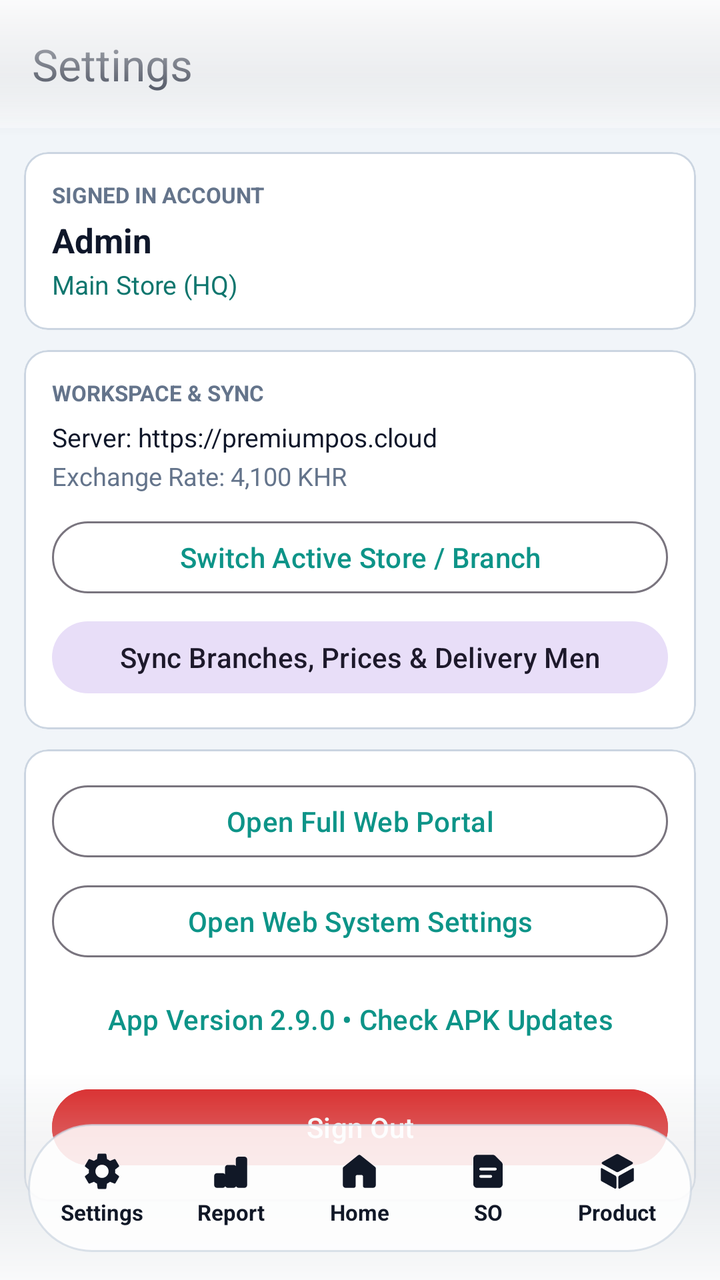
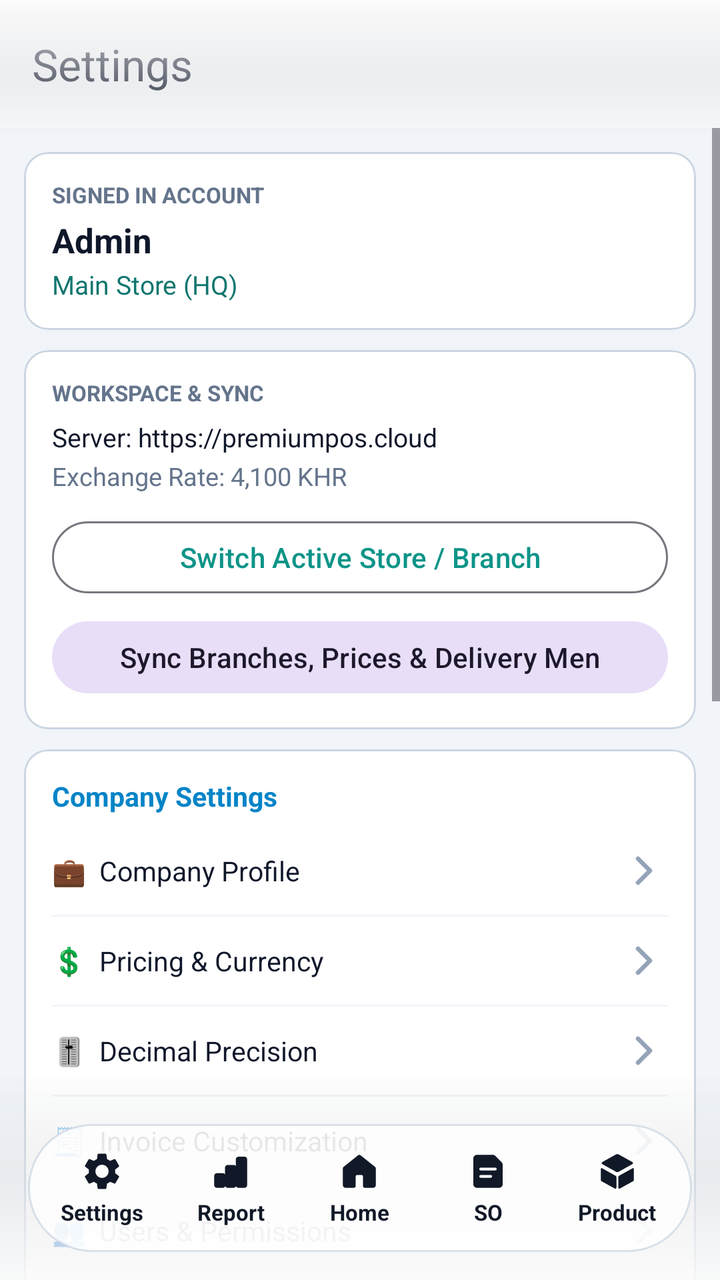

The first picture is an Android layout as it rendered before a commit; the second is the same layout after the commit. The layout source and the unified diff follow.
<!-- AndroidManifest.xml: application theme Theme.InFlowPremium -->
<!-- res/layout/activity_app_settings.xml -->
<?xml version="1.0" encoding="utf-8"?>
<androidx.coordinatorlayout.widget.CoordinatorLayout xmlns:android="http://schemas.android.com/apk/res/android"
    xmlns:app="http://schemas.android.com/apk/res-auto"
    android:layout_width="match_parent"
    android:layout_height="match_parent"
    android:background="@color/background"
    android:clipChildren="false"
    android:clipToPadding="false">

    <com.google.android.material.appbar.AppBarLayout
        android:id="@+id/appBar"
        android:layout_width="match_parent"
        android:layout_height="wrap_content"
        android:background="@android:color/transparent"
        app:elevation="0dp">

        <LinearLayout
            android:id="@+id/topHeader"
            android:layout_width="match_parent"
            android:layout_height="wrap_content"
            android:background="#F8FAFC"
            android:orientation="vertical"
            app:layout_scrollFlags="scroll|enterAlways|snap">

            <com.google.android.material.appbar.MaterialToolbar
                android:id="@+id/toolbar"
                android:layout_width="match_parent"
                android:layout_height="?attr/actionBarSize"
                app:subtitleTextColor="#0F766E"
                app:title="Settings"
                app:titleTextColor="#0F172A" />
        </LinearLayout>
    </com.google.android.material.appbar.AppBarLayout>

    <ScrollView
        android:id="@+id/scrollSettings"
        android:layout_width="match_parent"
        android:layout_height="match_parent"
        android:clipToPadding="false"
        android:paddingBottom="104dp"
        app:layout_behavior="@string/appbar_scrolling_view_behavior">

        <LinearLayout
            android:layout_width="match_parent"
            android:layout_height="wrap_content"
            android:orientation="vertical"
            android:padding="12dp">

            
            <com.google.android.material.card.MaterialCardView
                android:layout_width="match_parent"
                android:layout_height="wrap_content"
                app:cardBackgroundColor="@color/white"
                app:cardCornerRadius="12dp"
                app:strokeColor="@color/border"
                app:strokeWidth="1dp">

                <LinearLayout
                    android:layout_width="match_parent"
                    android:layout_height="wrap_content"
                    android:orientation="vertical"
                    android:padding="14dp">

                    <TextView
                        android:layout_width="wrap_content"
                        android:layout_height="wrap_content"
                        android:text="SIGNED IN ACCOUNT"
                        android:textColor="@color/gray"
                        android:textSize="11sp"
                        android:textStyle="bold" />

                    <TextView
                        android:id="@+id/tvSettingUser"
                        android:layout_width="wrap_content"
                        android:layout_height="wrap_content"
                        android:layout_marginTop="4dp"
                        android:text="Admin"
                        android:textColor="@color/black"
                        android:textSize="17sp"
                        android:textStyle="bold" />

                    <TextView
                        android:id="@+id/tvSettingRole"
                        android:layout_width="wrap_content"
                        android:layout_height="wrap_content"
                        android:layout_marginTop="2dp"
                        android:text="Main Store (HQ)"
                        android:textColor="@color/primary_dark"
                        android:textSize="13sp" />
                </LinearLayout>
            </com.google.android.material.card.MaterialCardView>

            
            <com.google.android.material.card.MaterialCardView
                android:layout_width="match_parent"
                android:layout_height="wrap_content"
                android:layout_marginTop="10dp"
                app:cardBackgroundColor="@color/white"
                app:cardCornerRadius="12dp"
                app:strokeColor="@color/border"
                app:strokeWidth="1dp">

                <LinearLayout
                    android:layout_width="match_parent"
                    android:layout_height="wrap_content"
                    android:orientation="vertical"
                    android:padding="14dp">

                    <TextView
                        android:layout_width="wrap_content"
                        android:layout_height="wrap_content"
                        android:text="WORKSPACE &amp; SYNC"
                        android:textColor="@color/gray"
                        android:textSize="11sp"
                        android:textStyle="bold" />

                    <TextView
                        android:id="@+id/tvSettingServer"
                        android:layout_width="wrap_content"
                        android:layout_height="wrap_content"
                        android:layout_marginTop="6dp"
                        android:text="Server: https://premiumpos.cloud"
                        android:textColor="@color/black"
                        android:textSize="13sp" />

                    <TextView
                        android:id="@+id/tvSettingRate"
                        android:layout_width="wrap_content"
                        android:layout_height="wrap_content"
                        android:layout_marginTop="2dp"
                        android:text="Exchange Rate: 4,100 KHR"
                        android:textColor="@color/gray"
                        android:textSize="12.5sp" />

                    <com.google.android.material.button.MaterialButton
                        android:id="@+id/btnSettingBranch"
                        style="@style/Widget.Material3.Button.OutlinedButton"
                        android:layout_width="match_parent"
                        android:layout_height="44dp"
                        android:layout_marginTop="10dp"
                        android:text="Switch Active Store / Branch" />

                    <com.google.android.material.button.MaterialButton
                        android:id="@+id/btnSettingSync"
                        style="@style/Widget.Material3.Button.TonalButton"
                        android:layout_width="match_parent"
                        android:layout_height="44dp"
                        android:layout_marginTop="6dp"
                        android:text="Sync Branches, Prices &amp; Delivery Men" />
                </LinearLayout>
            </com.google.android.material.card.MaterialCardView>

            
            <com.google.android.material.card.MaterialCardView
                android:layout_width="match_parent"
                android:layout_height="wrap_content"
                android:layout_marginTop="10dp"
                app:cardBackgroundColor="@color/white"
                app:cardCornerRadius="12dp"
                app:strokeColor="@color/border"
                app:strokeWidth="1dp">

                <LinearLayout
                    android:layout_width="match_parent"
                    android:layout_height="wrap_content"
                    android:orientation="vertical"
                    android:padding="14dp">

                    <com.google.android.material.button.MaterialButton
                        android:id="@+id/btnOpenWebPortal"
                        style="@style/Widget.Material3.Button.OutlinedButton"
                        android:layout_width="match_parent"
                        android:layout_height="44dp"
                        android:text="Open Full Web Portal" />

                    <com.google.android.material.button.MaterialButton
                        android:id="@+id/btnOpenWebSettings"
                        style="@style/Widget.Material3.Button.OutlinedButton"
                        android:layout_width="match_parent"
                        android:layout_height="44dp"
                        android:layout_marginTop="6dp"
                        android:text="Open Web System Settings" />

                    <com.google.android.material.button.MaterialButton
                        android:id="@+id/btnCheckUpdate"
                        style="@style/Widget.Material3.Button.TextButton"
                        android:layout_width="match_parent"
                        android:layout_height="42dp"
                        android:layout_marginTop="6dp"
                        android:text="App Version 2.9.0 • Check APK Updates" />

                    <com.google.android.material.button.MaterialButton
                        android:id="@+id/btnSignOut"
                        android:layout_width="match_parent"
                        android:layout_height="46dp"
                        android:layout_marginTop="10dp"
                        android:backgroundTint="@color/cancel_red"
                        android:text="Sign Out"
                        android:textColor="@color/white" />
                </LinearLayout>
            </com.google.android.material.card.MaterialCardView>

        </LinearLayout>
    </ScrollView>

    <View
        android:id="@+id/topScrim"
        android:layout_width="match_parent"
        android:layout_height="68dp"
        android:layout_gravity="top"
        android:background="@drawable/bg_top_glow_scrim" />

    <View
        android:id="@+id/bottomScrim"
        android:layout_width="match_parent"
        android:layout_height="104dp"
        android:layout_gravity="bottom"
        android:background="@drawable/bg_bottom_glow_scrim" />

    <include
        android:id="@+id/bottomNav"
        layout="@layout/view_bottom_nav" />

</androidx.coordinatorlayout.widget.CoordinatorLayout>
<!-- res/layout/view_bottom_nav.xml (included above) -->
<?xml version="1.0" encoding="utf-8"?>
<FrameLayout xmlns:android="http://schemas.android.com/apk/res/android"
    xmlns:app="http://schemas.android.com/apk/res-auto"
    android:layout_width="match_parent"
    android:layout_height="wrap_content"
    android:layout_gravity="bottom"
    android:background="@android:color/transparent"
    android:paddingHorizontal="14dp"
    android:paddingTop="4dp"
    android:paddingBottom="14dp">

    
    <LinearLayout
        android:layout_width="match_parent"
        android:layout_height="64dp"
        android:background="@drawable/bg_nav_capsule"
        android:baselineAligned="false"
        android:elevation="12dp"
        android:gravity="center_vertical"
        android:orientation="horizontal"
        android:padding="5dp">

        
        <LinearLayout
            android:id="@+id/navTabSettings"
            android:layout_width="0dp"
            android:layout_height="match_parent"
            android:layout_weight="1"
            android:clickable="true"
            android:focusable="true"
            android:gravity="center"
            android:orientation="vertical">

            <ImageView
                android:id="@+id/ivNavSettings"
                android:layout_width="22dp"
                android:layout_height="22dp"
                android:contentDescription="Settings"
                android:src="@drawable/ic_nav_settings"
                app:tint="#111827" />

            <TextView
                android:id="@+id/tvNavSettings"
                android:layout_width="wrap_content"
                android:layout_height="wrap_content"
                android:layout_marginTop="2dp"
                android:text="Settings"
                android:textColor="#111827"
                android:textSize="11sp"
                android:textStyle="bold" />
        </LinearLayout>

        
        <LinearLayout
            android:id="@+id/navTabReport"
            android:layout_width="0dp"
            android:layout_height="match_parent"
            android:layout_weight="1"
            android:clickable="true"
            android:focusable="true"
            android:gravity="center"
            android:orientation="vertical">

            <ImageView
                android:id="@+id/ivNavReport"
                android:layout_width="22dp"
                android:layout_height="22dp"
                android:contentDescription="Report"
                android:src="@drawable/ic_nav_report"
                app:tint="#111827" />

            <TextView
                android:id="@+id/tvNavReport"
                android:layout_width="wrap_content"
                android:layout_height="wrap_content"
                android:layout_marginTop="2dp"
                android:text="Report"
                android:textColor="#111827"
                android:textSize="11sp"
                android:textStyle="bold" />
        </LinearLayout>

        
        <LinearLayout
            android:id="@+id/navTabHome"
            android:layout_width="0dp"
            android:layout_height="match_parent"
            android:layout_weight="1"
            android:clickable="true"
            android:focusable="true"
            android:gravity="center"
            android:orientation="vertical">

            <ImageView
                android:id="@+id/ivNavHome"
                android:layout_width="22dp"
                android:layout_height="22dp"
                android:contentDescription="Home"
                android:src="@drawable/ic_nav_home"
                app:tint="#111827" />

            <TextView
                android:id="@+id/tvNavHome"
                android:layout_width="wrap_content"
                android:layout_height="wrap_content"
                android:layout_marginTop="2dp"
                android:text="Home"
                android:textColor="#111827"
                android:textSize="11sp"
                android:textStyle="bold" />
        </LinearLayout>

        
        <LinearLayout
            android:id="@+id/navTabSo"
            android:layout_width="0dp"
            android:layout_height="match_parent"
            android:layout_weight="1"
            android:clickable="true"
            android:focusable="true"
            android:gravity="center"
            android:orientation="vertical">

            <ImageView
                android:id="@+id/ivNavSo"
                android:layout_width="22dp"
                android:layout_height="22dp"
                android:contentDescription="Sales Orders"
                android:src="@drawable/ic_nav_so"
                app:tint="#111827" />

            <TextView
                android:id="@+id/tvNavSo"
                android:layout_width="wrap_content"
                android:layout_height="wrap_content"
                android:layout_marginTop="2dp"
                android:text="SO"
                android:textColor="#111827"
                android:textSize="11sp"
                android:textStyle="bold" />
        </LinearLayout>

        
        <LinearLayout
            android:id="@+id/navTabProduct"
            android:layout_width="0dp"
            android:layout_height="match_parent"
            android:layout_weight="1"
            android:clickable="true"
            android:focusable="true"
            android:gravity="center"
            android:orientation="vertical">

            <ImageView
                android:id="@+id/ivNavProduct"
                android:layout_width="22dp"
                android:layout_height="22dp"
                android:contentDescription="Product"
                android:src="@drawable/ic_nav_product"
                app:tint="#111827" />

            <TextView
                android:id="@+id/tvNavProduct"
                android:layout_width="wrap_content"
                android:layout_height="wrap_content"
                android:layout_marginTop="2dp"
                android:text="Product"
                android:textColor="#111827"
                android:textSize="11sp"
                android:textStyle="bold" />
        </LinearLayout>

    </LinearLayout>
</FrameLayout>
<!-- resources referenced by this layout -->
<resources>
  <color name="background">#F1F5F9</color>
  <color name="black">#0F172A</color>
  <color name="border">#CBD5E1</color>
  <color name="cancel_red">#DC2626</color>
  <color name="gray">#64748B</color>
  <color name="primary_dark">#0F766E</color>
  <color name="white">#FFFFFF</color>
  <!-- drawable bg_nav_capsule (drawable) -->
  <?xml version="1.0" encoding="utf-8"?>
  <shape xmlns:android="http://schemas.android.com/apk/res/android"
      android:shape="rectangle">
      <solid android:color="#DBFFFFFF" />
      <stroke
          android:width="1dp"
          android:color="#B0CBD5E1" />
      <corners android:radius="999dp" />
  </shape>
  <!-- drawable ic_nav_home (drawable) -->
  <?xml version="1.0" encoding="utf-8"?>
  <vector xmlns:android="http://schemas.android.com/apk/res/android"
      android:width="24dp"
      android:height="24dp"
      android:viewportWidth="24"
      android:viewportHeight="24">
      <path
          android:fillColor="#FFFFFFFF"
          android:pathData="M11.35,3.22c0.38,-0.3 0.92,-0.3 1.3,0l8,6.4C20.87,9.8 21,10.07 21,10.35V19.5c0,0.83 -0.67,1.5 -1.5,1.5H15c-0.55,0 -1,-0.45 -1,-1v-5.2c0,-0.44 -0.36,-0.8 -0.8,-0.8h-2.4c-0.44,0 -0.8,0.36 -0.8,0.8V20c0,0.55 -0.45,1 -1,1H4.5C3.67,21 3,20.33 3,19.5v-9.15c0,-0.28 0.13,-0.55 0.35,-0.73L11.35,3.22z" />
  </vector>
  <!-- drawable ic_nav_report (drawable) -->
  <?xml version="1.0" encoding="utf-8"?>
  <vector xmlns:android="http://schemas.android.com/apk/res/android"
      android:width="24dp"
      android:height="24dp"
      android:viewportWidth="24"
      android:viewportHeight="24">
      <path
          android:fillColor="#FFFFFFFF"
          android:pathData="M4.5,13h3.2c0.83,0 1.5,0.67 1.5,1.5v5c0,0.83 -0.67,1.5 -1.5,1.5H4.5C3.67,21 3,20.33 3,19.5v-5C3,13.67 3.67,13 4.5,13zM10.4,8.5h3.2c0.83,0 1.5,0.67 1.5,1.5v9.5c0,0.83 -0.67,1.5 -1.5,1.5h-3.2c-0.83,0 -1.5,-0.67 -1.5,-1.5V10C8.9,9.17 9.57,8.5 10.4,8.5zM16.3,4h3.2C20.33,4 21,4.67 21,5.5v14c0,0.83 -0.67,1.5 -1.5,1.5h-3.2c-0.83,0 -1.5,-0.67 -1.5,-1.5v-14C14.8,4.67 15.47,4 16.3,4z" />
  </vector>
  <!-- drawable ic_nav_so (drawable) -->
  <?xml version="1.0" encoding="utf-8"?>
  <vector xmlns:android="http://schemas.android.com/apk/res/android"
      android:width="24dp"
      android:height="24dp"
      android:viewportWidth="24"
      android:viewportHeight="24">
      <path
          android:fillColor="#FFFFFFFF"
          android:pathData="M6,3h8.59c0.53,0 1.04,0.21 1.41,0.59l3.41,3.41C19.79,7.37 20,7.88 20,8.41V19c0,1.1 -0.9,2 -2,2H6c-1.1,0 -2,-0.9 -2,-2V5C4,3.9 4.9,3 6,3zM8,11.5h8c0.41,0 0.75,-0.34 0.75,-0.75S16.41,10 16,10H8c-0.41,0 -0.75,0.34 -0.75,0.75S7.59,11.5 8,11.5zM8,15.5h5.5c0.41,0 0.75,-0.34 0.75,-0.75S13.91,14 13.5,14H8c-0.41,0 -0.75,0.34 -0.75,0.75S7.59,15.5 8,15.5z" />
  </vector>
  <color name="primary">#0D9488</color>
  <color name="accent">#10B981</color>
  <!-- unchanged entries left out for length: 5 -->
</resources>

<!-- the commit's change to res/layout/activity_app_settings.xml (unified diff, before → after) -->
@@ -164,6 +164,228 @@
                     android:layout_width="match_parent"
                     android:layout_height="wrap_content"
                     android:orientation="vertical"
+                    android:paddingVertical="6dp">
+
+                    <TextView
+                        android:layout_width="match_parent"
+                        android:layout_height="wrap_content"
+                        android:paddingHorizontal="14dp"
+                        android:paddingTop="8dp"
+                        android:paddingBottom="6dp"
+                        android:text="Company Settings"
+                        android:textColor="#0284C7"
+                        android:textSize="13.5sp"
+                        android:textStyle="bold" />
+
+                    <TextView
+                        android:id="@+id/rowCompanyProfile"
+                        android:layout_width="match_parent"
+                        android:layout_height="44dp"
+                        android:background="?attr/selectableItemBackground"
+                        android:drawableEnd="@drawable/ic_chevron_right"
+                        android:gravity="center_vertical"
+                        android:paddingHorizontal="14dp"
+                        android:text="💼  Company Profile"
+                        android:textColor="#0F172A"
+                        android:textSize="13.5sp" />
+
+                    <View android:layout_width="match_parent" android:layout_height="1dp" android:layout_marginHorizontal="14dp" android:background="#F1F5F9" />
+
+                    <TextView
+                        android:id="@+id/rowPricingCurrency"
+                        android:layout_width="match_parent"
+                        android:layout_height="44dp"
+                        android:background="?attr/selectableItemBackground"
+                        android:drawableEnd="@drawable/ic_chevron_right"
+                        android:gravity="center_vertical"
+                        android:paddingHorizontal="14dp"
+                        android:text="💲  Pricing &amp; Currency"
+                        android:textColor="#0F172A"
+                        android:textSize="13.5sp" />
+
+                    <View android:layout_width="match_parent" android:layout_height="1dp" android:layout_marginHorizontal="14dp" android:background="#F1F5F9" />
+
+                    <TextView
+                        android:id="@+id/rowDecimalPrecision"
+                        android:layout_width="match_parent"
+                        android:layout_height="44dp"
+                        android:background="?attr/selectableItemBackground"
+                        android:drawableEnd="@drawable/ic_chevron_right"
+                        android:gravity="center_vertical"
+                        android:paddingHorizontal="14dp"
+                        android:text="🎚  Decimal Precision"
+                        android:textColor="#0F172A"
+                        android:textSize="13.5sp" />
+
+                    <View android:layout_width="match_parent" android:layout_height="1dp" android:layout_marginHorizontal="14dp" android:background="#F1F5F9" />
+
+                    <TextView
+                        android:id="@+id/rowInvoiceCustom"
+                        android:layout_width="match_parent"
+                        android:layout_height="44dp"
+                        android:background="?attr/selectableItemBackground"
+                        android:drawableEnd="@drawable/ic_chevron_right"
+                        android:gravity="center_vertical"
+                        android:paddingHorizontal="14dp"
+                        android:text="🧾  Invoice Customization"
+                        android:textColor="#0F172A"
+                        android:textSize="13.5sp" />
+
+                    <View android:id="@+id/divUsersPerms" android:layout_width="match_parent" android:layout_height="1dp" android:layout_marginHorizontal="14dp" android:background="#F1F5F9" />
+
+                    <TextView
+                        android:id="@+id/rowUsersPerms"
+                        android:layout_width="match_parent"
+                        android:layout_height="44dp"
+                        android:background="?attr/selectableItemBackground"
+                        android:drawableEnd="@drawable/ic_chevron_right"
+                        android:gravity="center_vertical"
+                        android:paddingHorizontal="14dp"
+                        android:text="👥  Users &amp; Permissions"
+                        android:textColor="#0F172A"
+                        android:textSize="13.5sp" />
+
+                    <View android:layout_width="match_parent" android:layout_height="1dp" android:layout_marginHorizontal="14dp" android:background="#F1F5F9" />
+
+                    <TextView
+                        android:id="@+id/rowImportExport"
+                        android:layout_width="match_parent"
+                        android:layout_height="44dp"
+                        android:background="?attr/selectableItemBackground"
+                        android:drawableEnd="@drawable/ic_chevron_right"
+                        android:gravity="center_vertical"
+                        android:paddingHorizontal="14dp"
+                        android:text="⬇  Import &amp; Export Data"
+                        android:textColor="#0F172A"
+                        android:textSize="13.5sp" />
+
+                    <View android:layout_width="match_parent" android:layout_height="1dp" android:layout_marginHorizontal="14dp" android:background="#F1F5F9" />
+
+                    <TextView
+                        android:id="@+id/rowBackupSql"
+                        android:layout_width="match_parent"
+                        android:layout_height="44dp"
+                        android:background="?attr/selectableItemBackground"
+                        android:drawableEnd="@drawable/ic_chevron_right"
+                        android:gravity="center_vertical"
+                        android:paddingHorizontal="14dp"
+                        android:text="💾  Backup &amp; Restore (.sql)"
+                        android:textColor="#0F172A"
+                        android:textSize="13.5sp" />
+                </LinearLayout>
+            </com.google.android.material.card.MaterialCardView>
+
+            
+            <com.google.android.material.card.MaterialCardView
+                android:layout_width="match_parent"
+                android:layout_height="wrap_content"
+                android:layout_marginTop="10dp"
+                app:cardBackgroundColor="@color/white"
+                app:cardCornerRadius="12dp"
+                app:strokeColor="@color/border"
+                app:strokeWidth="1dp">
+
+                <LinearLayout
+                    android:layout_width="match_parent"
+                    android:layout_height="wrap_content"
+                    android:orientation="vertical"
+                    android:paddingVertical="6dp">
+
+                    <TextView
+                        android:layout_width="match_parent"
+                        android:layout_height="wrap_content"
+                        android:paddingHorizontal="14dp"
+                        android:paddingTop="8dp"
+                        android:paddingBottom="6dp"
+                        android:text="System Preferences"
+                        android:textColor="#0284C7"
+                        android:textSize="13.5sp"
+                        android:textStyle="bold" />
+
+                    <TextView
+                        android:id="@+id/rowLocations"
+                        android:layout_width="match_parent"
+                        android:layout_height="44dp"
+                        android:background="?attr/selectableItemBackground"
+                        android:drawableEnd="@drawable/ic_chevron_right"
+                        android:gravity="center_vertical"
+                        android:paddingHorizontal="14dp"
+                        android:text="📍  Locations &amp; Warehouses"
+                        android:textColor="#0F172A"
+                        android:textSize="13.5sp" />
+
+                    <View android:layout_width="match_parent" android:layout_height="1dp" android:layout_marginHorizontal="14dp" android:background="#F1F5F9" />
+
+                    <TextView
+                        android:id="@+id/rowCategories"
+                        android:layout_width="match_parent"
+                        android:layout_height="44dp"
+                        android:background="?attr/selectableItemBackground"
+                        android:drawableEnd="@drawable/ic_chevron_right"
+                        android:gravity="center_vertical"
+                        android:paddingHorizontal="14dp"
+                        android:text="📁  Categories"
+                        android:textColor="#0F172A"
+                        android:textSize="13.5sp" />
+
+                    <View android:layout_width="match_parent" android:layout_height="1dp" android:layout_marginHorizontal="14dp" android:background="#F1F5F9" />
+
+                    <TextView
+                        android:id="@+id/rowImportWizard"
+                        android:layout_width="match_parent"
+                        android:layout_height="44dp"
+                        android:background="?attr/selectableItemBackground"
+                        android:drawableEnd="@drawable/ic_chevron_right"
+                        android:gravity="center_vertical"
+                        android:paddingHorizontal="14dp"
+                        android:text="📥  Import Data Wizard"
+                        android:textColor="#0F172A"
+                        android:textSize="13.5sp" />
+
+                    <View android:layout_width="match_parent" android:layout_height="1dp" android:layout_marginHorizontal="14dp" android:background="#F1F5F9" />
+
+                    <TextView
+                        android:id="@+id/rowExportCenter"
+                        android:layout_width="match_parent"
+                        android:layout_height="44dp"
+                        android:background="?attr/selectableItemBackground"
+                        android:drawableEnd="@drawable/ic_chevron_right"
+                        android:gravity="center_vertical"
+                        android:paddingHorizontal="14dp"
+                        android:text="📤  Export Data Center"
+                        android:textColor="#0F172A"
+                        android:textSize="13.5sp" />
+
+                    <View android:layout_width="match_parent" android:layout_height="1dp" android:layout_marginHorizontal="14dp" android:background="#F1F5F9" />
+
+                    <TextView
+                        android:id="@+id/rowSqlMigration"
+                        android:layout_width="match_parent"
+                        android:layout_height="44dp"
+                        android:background="?attr/selectableItemBackground"
+                        android:drawableEnd="@drawable/ic_chevron_right"
+                        android:gravity="center_vertical"
+                        android:paddingHorizontal="14dp"
+                        android:text="✉  inFlow SQL Migration"
+                        android:textColor="#0F172A"
+                        android:textSize="13.5sp" />
+                </LinearLayout>
+            </com.google.android.material.card.MaterialCardView>
+
+            
+            <com.google.android.material.card.MaterialCardView
+                android:layout_width="match_parent"
+                android:layout_height="wrap_content"
+                android:layout_marginTop="10dp"
+                app:cardBackgroundColor="@color/white"
+                app:cardCornerRadius="12dp"
+                app:strokeColor="@color/border"
+                app:strokeWidth="1dp">
+
+                <LinearLayout
+                    android:layout_width="match_parent"
+                    android:layout_height="wrap_content"
+                    android:orientation="vertical"
                     android:padding="14dp">
 
                     <com.google.android.material.button.MaterialButton
@@ -187,7 +409,7 @@
                         android:layout_width="match_parent"
                         android:layout_height="42dp"
                         android:layout_marginTop="6dp"
-                        android:text="App Version 2.9.0 • Check APK Updates" />
+                        android:text="App Version 3.0.0 • Check APK Updates" />
 
                     <com.google.android.material.button.MaterialButton
                         android:id="@+id/btnSignOut"
<!-- resource entries referenced after the edit -->
@@ -17,6 +17,21 @@
           android:color="#B0CBD5E1" />
       <corners android:radius="999dp" />
   </shape>
+  <!-- drawable ic_chevron_right (drawable) -->
+  <?xml version="1.0" encoding="utf-8"?>
+  <vector xmlns:android="http://schemas.android.com/apk/res/android"
+      android:width="24dp"
+      android:height="24dp"
+      android:viewportWidth="24"
+      android:viewportHeight="24">
+      <path
+          android:fillColor="#00000000"
+          android:pathData="M9,6l6,6 -6,6"
+          android:strokeColor="#94A3B8"
+          android:strokeLineCap="round"
+          android:strokeLineJoin="round"
+          android:strokeWidth="2.2" />
+  </vector>
   <!-- drawable ic_nav_home (drawable) -->
   <?xml version="1.0" encoding="utf-8"?>
   <vector xmlns:android="http://schemas.android.com/apk/res/android"
